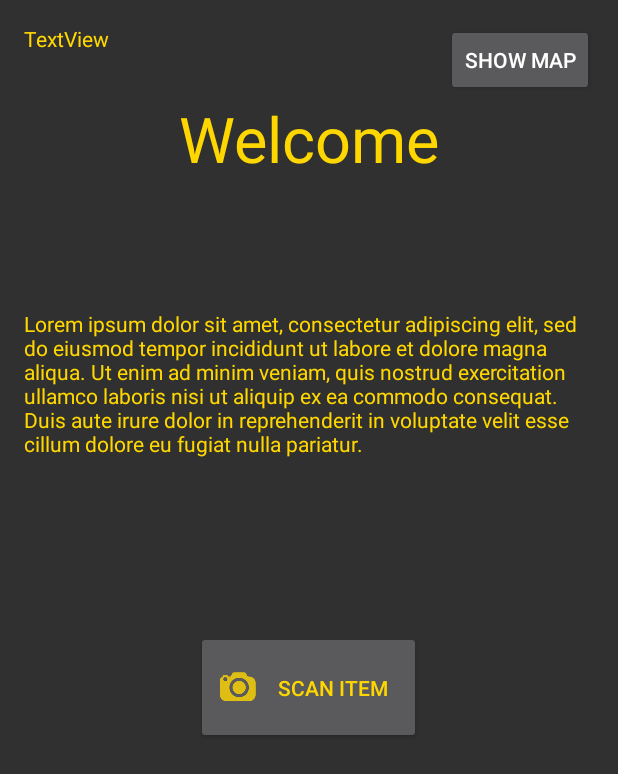
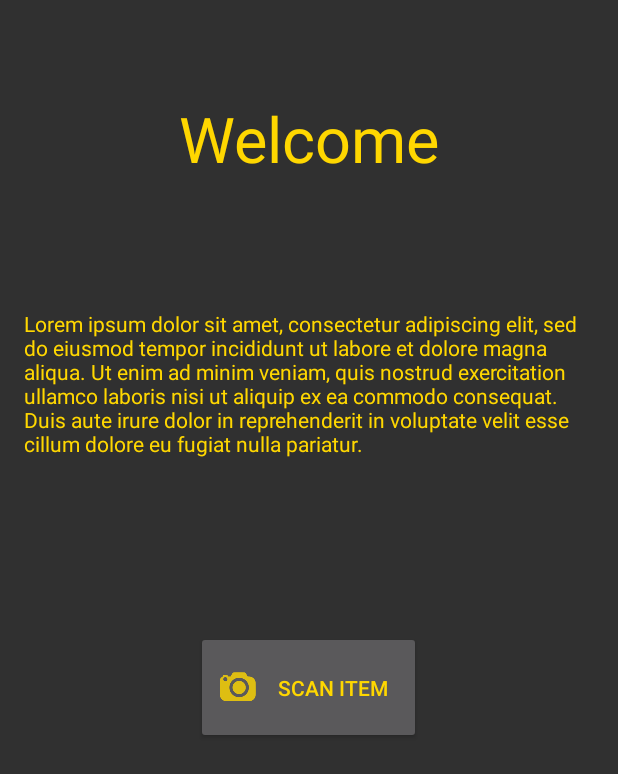
Before and after one commit to EXPSPACE/clarifind, an Android app: the screen it shows after launch (MainActivity), on a phone screen of 412 x 824 dp. Shown: the top 774 px of the screen. Run offline under Robolectric (Android 15) with nearby library versions, the phone set to English and light mode, and no system bars; libraries missing offline, so code that uses them is left out: com.sandrios.sandriosCamera.

Commit message:
moved show map to results

```diff
--- a/Clarifind/app/src/main/java/com/conuhax/clarifind/MainActivity.java
+++ b/Clarifind/app/src/main/java/com/conuhax/clarifind/MainActivity.java
@@ -202,10 +202,6 @@ public class MainActivity extends AppCompatActivity implements
         });
     }
 
-    public void onClickMapActivity(View view) {
-        Intent startMapActivity = new Intent(this,MapActivity.class);
-        startActivity(startMapActivity);
-    }
 
     private void launchCamera() {
         new SandriosCamera(this, CAPTURE_MEDIA)
--- a/Clarifind/app/src/main/java/com/conuhax/clarifind/ResultActivity.java
+++ b/Clarifind/app/src/main/java/com/conuhax/clarifind/ResultActivity.java
@@ -58,4 +58,10 @@ public class ResultActivity extends AppCompatActivity {
         startActivity(intent);
     }
     */
+
+    public void onClickMapActivity(View view) {
+        Intent startMapActivity = new Intent(this,MapActivity.class);
+        startActivity(startMapActivity);
+    }
+
 }
--- a/Clarifind/app/src/main/res/layout/activity_main.xml
+++ b/Clarifind/app/src/main/res/layout/activity_main.xml
@@ -73,21 +73,6 @@
 
     </ScrollView>
 
-    <Button
-        android:text="Show map"
-        android:layout_width="wrap_content"
-        android:layout_height="wrap_content"
-        android:layout_alignParentTop="true"
-        android:layout_alignParentEnd="true"
-        android:id="@+id/button3"
-        android:onClick="onClickMapActivity" />
 
-    <TextView
-        android:text="TextView"
-        android:layout_width="wrap_content"
-        android:layout_height="wrap_content"
-        android:id="@+id/editText"
-        android:layout_alignParentTop="true"
-        android:layout_alignParentStart="true" />
 
 </RelativeLayout>
--- a/Clarifind/app/src/main/res/layout/activity_result.xml
+++ b/Clarifind/app/src/main/res/layout/activity_result.xml
@@ -19,10 +19,18 @@
         android:layout_marginTop="15dp"
         android:id="@+id/search_title" />
 
+    <Button
+        android:text="Show map"
+        android:layout_width="wrap_content"
+        android:layout_height="wrap_content"
+        android:layout_below = "@id/search_title"
+        android:id="@+id/show_map_button"
+        android:onClick="onClickMapActivity" />
+
     <ScrollView
         android:layout_width="wrap_content"
         android:layout_height="wrap_content"
-        android:layout_below = "@id/search_title"
+        android:layout_below = "@id/show_map_button"
         android:layout_marginTop="50dp">
 
 
```
